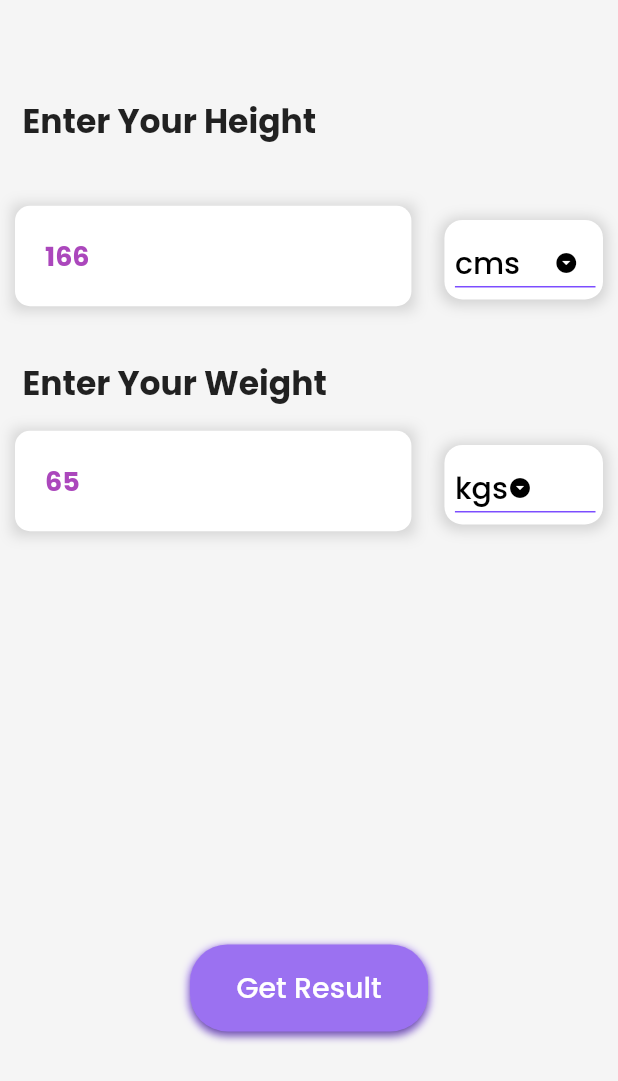
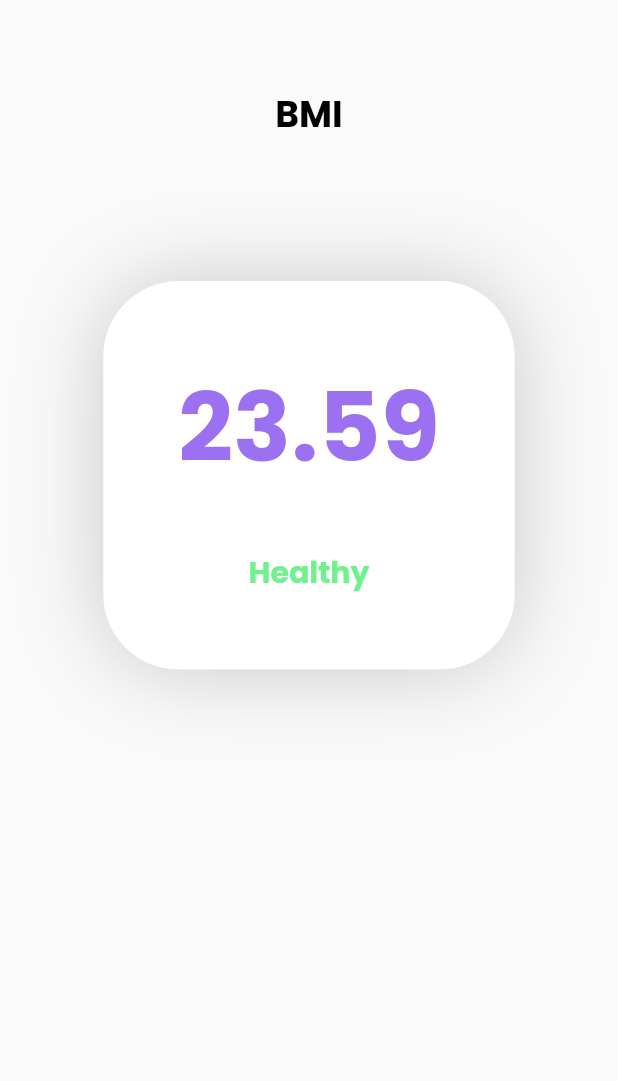
Before and after one commit to nikhil-RGB/BMI-calculator, a Flutter app: the screen it shows after launch, after a tap on "Get Result", on a phone screen of 412 x 824 dp. Shown: the top 1081 px of the screen. Run offline on Flutter 3.47's test engine with Material 2 defaults, Android fonts, the phone set to English and light mode, and no system bars; our stand-ins replace google_fonts, logger.

Commit message:
💄 Set up Display Page

```diff
--- a/lib/main.dart
+++ b/lib/main.dart
@@ -1,6 +1,5 @@
 import 'package:bmi_calculator/pages/InputPage.dart';
 import 'package:flutter/material.dart';
-import 'package:google_fonts/google_fonts.dart';
 
 void main() {
   runApp(const MyApp());
--- /dev/null
+++ b/lib/pages/DisplayPage.dart
@@ -0,0 +1,86 @@
+import 'package:flutter/material.dart';
+import 'package:google_fonts/google_fonts.dart';
+
+class DisplayPage extends StatelessWidget {
+  static const Color UNDERWEIGHT = Color(0xFF71C3F1);
+  static const Color HEALTHY = Color(0xFF71F18D);
+  static const Color OVERWEIGHT = Color(0xFFF1DD71);
+  static const Color OBESE = Color(0xFFF17171);
+  double bmi;
+  DisplayPage({super.key, required this.bmi});
+  @override
+  Widget build(BuildContext context) {
+    List data = DisplayPage.computeFor(bmi);
+    return SafeArea(
+      child: Scaffold(
+        body: Column(
+          children: [
+            SizedBox(
+              height: MediaQuery.of(context).size.height * 0.07125,
+            ),
+            Text(
+              "BMI",
+              style: GoogleFonts.poppins(
+                  fontSize: 24,
+                  color: Colors.black,
+                  fontWeight: FontWeight.bold),
+            ),
+            SizedBox(
+              height: MediaQuery.of(context).size.height * 0.1125,
+            ),
+            Center(child: createBMIcontainer(context: context, data: data)),
+          ],
+        ),
+      ),
+    );
+  }
+
+  Container createBMIcontainer(
+      {required BuildContext context, required List data}) {
+    return Container(
+      padding: const EdgeInsets.all(50),
+      decoration: BoxDecoration(
+        color: Colors.white,
+        borderRadius: BorderRadius.circular(50),
+        shape: BoxShape.rectangle,
+        boxShadow: const [
+          BoxShadow(
+            color: Color(0x33000000),
+            spreadRadius: 0,
+            blurRadius: 50,
+            offset: Offset(0, 0), // changes position of shadow
+          ),
+        ],
+      ),
+      child: Column(
+        children: [
+          Text(
+            bmi.toStringAsFixed(2),
+            style: GoogleFonts.poppins(
+                fontSize: 64,
+                color: const Color(0xFF9B71F1),
+                fontWeight: FontWeight.bold),
+          ),
+          SizedBox(
+            height: MediaQuery.of(context).size.height * 0.04,
+          ),
+          Text(data[0],
+              style: GoogleFonts.poppins(
+                  fontWeight: FontWeight.bold, color: data[1], fontSize: 20)),
+        ],
+      ),
+    );
+  }
+
+  static List<dynamic> computeFor(double bmi) {
+    if (bmi <= 18.5) {
+      return ["Underweight", DisplayPage.UNDERWEIGHT];
+    } else if (bmi <= 25) {
+      return ["Healthy", DisplayPage.HEALTHY];
+    } else if (bmi <= 40) {
+      return ["Overweight", DisplayPage.OVERWEIGHT];
+    } else {
+      return ["Obese", DisplayPage.OBESE];
+    }
+  }
+}
--- a/lib/pages/InputPage.dart
+++ b/lib/pages/InputPage.dart
@@ -1,3 +1,4 @@
+import 'package:bmi_calculator/pages/DisplayPage.dart';
 import 'package:flutter/material.dart';
 import 'package:flutter/services.dart';
 import 'package:google_fonts/google_fonts.dart';
@@ -24,6 +25,7 @@ class _InputPageState extends State<InputPage> {
   Widget build(BuildContext context) {
     return SafeArea(
       child: Scaffold(
+        resizeToAvoidBottomInset: false,
         backgroundColor: Colors.grey.shade100,
         body: Column(
           children: [
@@ -121,8 +123,19 @@ class _InputPageState extends State<InputPage> {
             fontWeight: FontWeight.bold,
             color: Colors.purple.shade400),
         autovalidateMode: AutovalidateMode.onUserInteraction,
-        inputFormatters: <TextInputFormatter>[
-          FilteringTextInputFormatter.allow(RegExp(r'[0-9]')),
+        // inputFormatters: <TextInputFormatter>[
+        //   FilteringTextInputFormatter.allow(RegExp(r'[0-9]')),
+        // ],
+        inputFormatters: [
+          FilteringTextInputFormatter.allow(RegExp(r"[0-9.]")),
+          TextInputFormatter.withFunction((oldValue, newValue) {
+            try {
+              final text = newValue.text;
+              if (text.isNotEmpty) double.parse(text);
+              return newValue;
+            } catch (e) {}
+            return oldValue;
+          }),
         ],
         keyboardType: TextInputType.number,
         decoration: InputDecoration(
@@ -231,7 +244,11 @@ class _InputPageState extends State<InputPage> {
                   borderRadius: BorderRadius.circular(25))),
           onPressed: () {
             if (_formKeynum.currentState!.validate()) {
-              calculateBMI();
+              double bmi = calculateBMI();
+              Navigator.push(
+                  context,
+                  MaterialPageRoute(
+                      builder: ((context) => DisplayPage(bmi: bmi))));
             }
           },
           child: Padding(
```
